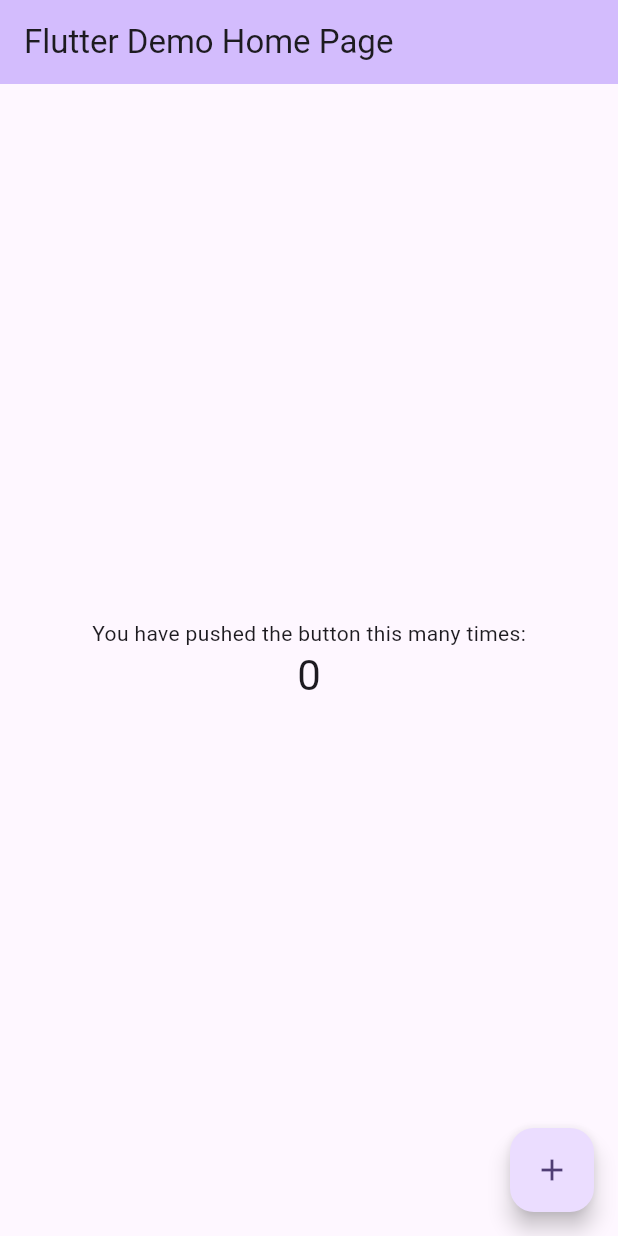
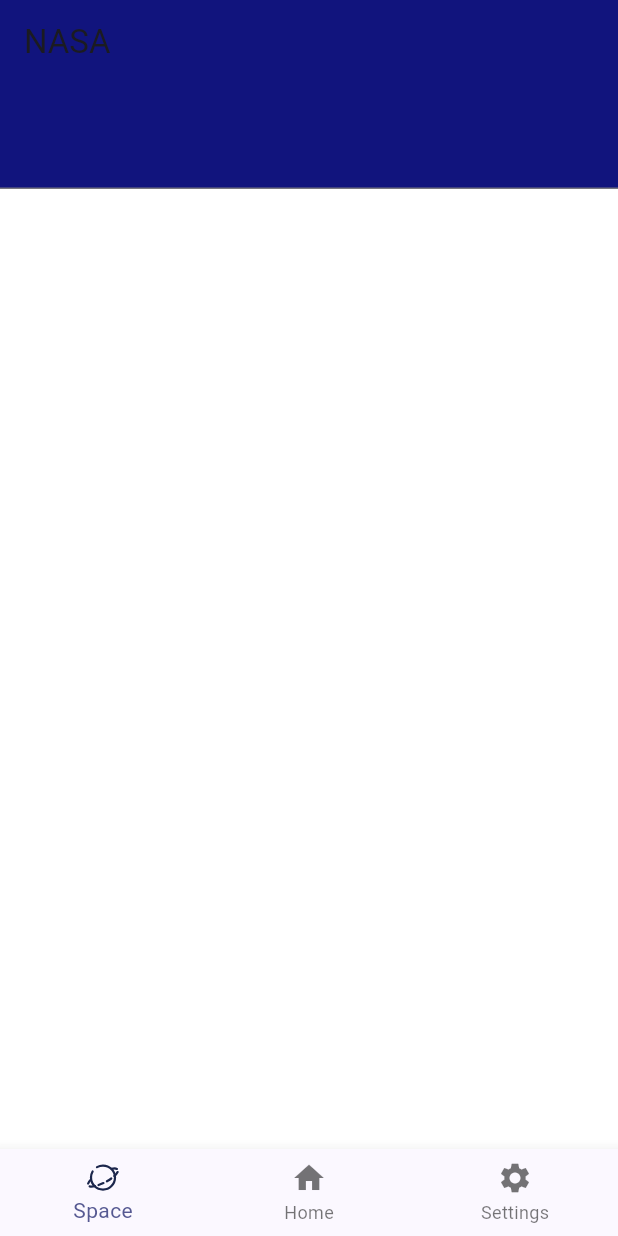
Before and after one commit to Egorezz/NASA_project, a Flutter app: the screen it shows after launch, on a phone screen of 412 x 824 dp. Run offline on Flutter 3.47's test engine with Material 3 defaults, Android fonts, the phone set to English and light mode, and no system bars; our stand-ins replace flutter_svg.

```diff
--- /dev/null
+++ b/devtools_options.yaml
@@ -0,0 +1,3 @@
+description: This file stores settings for Dart & Flutter DevTools.
+documentation: https://docs.flutter.dev/tools/devtools/extensions#configure-extension-enablement-states
+extensions:
--- a/lib/main.dart
+++ b/lib/main.dart
@@ -1,4 +1,5 @@
 import 'package:flutter/material.dart';
+import 'package:flutter_svg/flutter_svg.dart';
 
 void main() {
   runApp(const MyApp());
@@ -7,116 +8,111 @@ void main() {
 class MyApp extends StatelessWidget {
   const MyApp({super.key});
 
-  // This widget is the root of your application.
   @override
   Widget build(BuildContext context) {
+    final primaryColor = Color.fromARGB(255, 17, 20, 125);
     return MaterialApp(
-      title: 'Flutter Demo',
+      title: 'Nasa app',
       theme: ThemeData(
-        // This is the theme of your application.
-        //
-        // TRY THIS: Try running your application with "flutter run". You'll see
-        // the application has a purple toolbar. Then, without quitting the app,
-        // try changing the seedColor in the colorScheme below to Colors.green
-        // and then invoke "hot reload" (save your changes or press the "hot
-        // reload" button in a Flutter-supported IDE, or press "r" if you used
-        // the command line to start the app).
-        //
-        // Notice that the counter didn't reset back to zero; the application
-        // state is not lost during the reload. To reset the state, use hot
-        // restart instead.
-        //
-        // This works for code too, not just values: Most code changes can be
-        // tested with just a hot reload.
-        colorScheme: ColorScheme.fromSeed(seedColor: Colors.deepPurple),
+        primaryColor: primaryColor,
+        colorScheme: ColorScheme.fromSeed(seedColor: primaryColor),
       ),
-      home: const MyHomePage(title: 'Flutter Demo Home Page'),
+      home: const HomeScreen(),
+      debugShowCheckedModeBanner: false,
     );
   }
 }
 
-class MyHomePage extends StatefulWidget {
-  const MyHomePage({super.key, required this.title});
-
-  // This widget is the home page of your application. It is stateful, meaning
-  // that it has a State object (defined below) that contains fields that affect
-  // how it looks.
-
-  // This class is the configuration for the state. It holds the values (in this
-  // case the title) provided by the parent (in this case the App widget) and
-  // used by the build method of the State. Fields in a Widget subclass are
-  // always marked "final".
-
-  final String title;
+class HomeScreen extends StatefulWidget {
+  const HomeScreen({super.key});
 
   @override
-  State<MyHomePage> createState() => _MyHomePageState();
+  State<HomeScreen> createState() => _HomeScreenState();
 }
 
-class _MyHomePageState extends State<MyHomePage> {
-  int _counter = 0;
-
-  void _incrementCounter() {
-    setState(() {
-      // This call to setState tells the Flutter framework that something has
-      // changed in this State, which causes it to rerun the build method below
-      // so that the display can reflect the updated values. If we changed
-      // _counter without calling setState(), then the build method would not be
-      // called again, and so nothing would appear to happen.
-      _counter++;
-    });
-  }
+class _HomeScreenState extends State<HomeScreen> {
+  var _selectedPageIndex = 0;
+  final _pageController = PageController();
 
   @override
   Widget build(BuildContext context) {
-    // This method is rerun every time setState is called, for instance as done
-    // by the _incrementCounter method above.
-    //
-    // The Flutter framework has been optimized to make rerunning build methods
-    // fast, so that you can just rebuild anything that needs updating rather
-    // than having to individually change instances of widgets.
+    final theme = Theme.of(context);
     return Scaffold(
-      appBar: AppBar(
-        // TRY THIS: Try changing the color here to a specific color (to
-        // Colors.amber, perhaps?) and trigger a hot reload to see the AppBar
-        // change color while the other colors stay the same.
-        backgroundColor: Theme.of(context).colorScheme.inversePrimary,
-        // Here we take the value from the MyHomePage object that was created by
-        // the App.build method, and use it to set our appbar title.
-        title: Text(widget.title),
+      body: PageView(
+        controller: _pageController,
+        onPageChanged: (value) {
+          setState(() {
+            _selectedPageIndex = value;
+          });
+        },
+        children: [
+          MainScreen(theme: theme),
+          Scaffold(),
+          Scaffold(),
+        ],
       ),
-      body: Center(
-        // Center is a layout widget. It takes a single child and positions it
-        // in the middle of the parent.
-        child: Column(
-          // Column is also a layout widget. It takes a list of children and
-          // arranges them vertically. By default, it sizes itself to fit its
-          // children horizontally, and tries to be as tall as its parent.
-          //
-          // Column has various properties to control how it sizes itself and
-          // how it positions its children. Here we use mainAxisAlignment to
-          // center the children vertically; the main axis here is the vertical
-          // axis because Columns are vertical (the cross axis would be
-          // horizontal).
-          //
-          // TRY THIS: Invoke "debug painting" (choose the "Toggle Debug Paint"
-          // action in the IDE, or press "p" in the console), to see the
-          // wireframe for each widget.
-          mainAxisAlignment: MainAxisAlignment.center,
-          children: <Widget>[
-            const Text('You have pushed the button this many times:'),
-            Text(
-              '$_counter',
-              style: Theme.of(context).textTheme.headlineMedium,
+      bottomNavigationBar: BottomNavigationBar(
+        currentIndex: _selectedPageIndex,
+        onTap: _openPage,
+        items: [
+          BottomNavigationBarItem(
+            icon: SizedBox(
+              width: 24,
+              height: 24,
+              child: SvgPicture.asset('assets/icons/planet.svg'),
             ),
-          ],
-        ),
+            label: 'Space',
+          ),
+          BottomNavigationBarItem(icon: Icon(Icons.home), label: 'Home'),
+          BottomNavigationBarItem(
+            icon: Icon(Icons.settings),
+            label: 'Settings',
+          ),
+        ],
       ),
-      floatingActionButton: FloatingActionButton(
-        onPressed: _incrementCounter,
-        tooltip: 'Increment',
-        child: const Icon(Icons.add),
-      ), // This trailing comma makes auto-formatting nicer for build methods.
+    );
+  }
+
+  void _openPage(int index) {
+    setState(() {
+      _selectedPageIndex = index;
+    });
+    _pageController.animateToPage(
+      index,
+      duration: Duration(microseconds: 300),
+      curve: Curves.linearToEaseOut,
     );
   }
 }
+
+class MainScreen extends StatelessWidget {
+  const MainScreen({super.key, required this.theme});
+
+  final ThemeData theme;
+
+  @override
+  Widget build(BuildContext context) {
+    return CustomScrollView(
+      slivers: [
+        SliverAppBar(
+          pinned: true,
+          snap: true,
+          floating: true,
+          title: Text('NASA'),
+          backgroundColor: theme.primaryColor,
+          bottom: PreferredSize(
+            preferredSize: const Size.fromHeight(70),
+            child: TextFormField(),
+          ),
+        ),
+        SliverToBoxAdapter(
+          child: Container(
+            height: 2000,
+            color: const Color.fromARGB(255, 255, 255, 255),
+            child: Center(child: Text('Прокрути меня!')),
+          ),
+        ),
+      ],
+    );
+  }
+}
```
Also changed, not shown: pubspec.yaml (+5 -39 lines), assets/icons/planet.svg (added), pubspec.lock.
